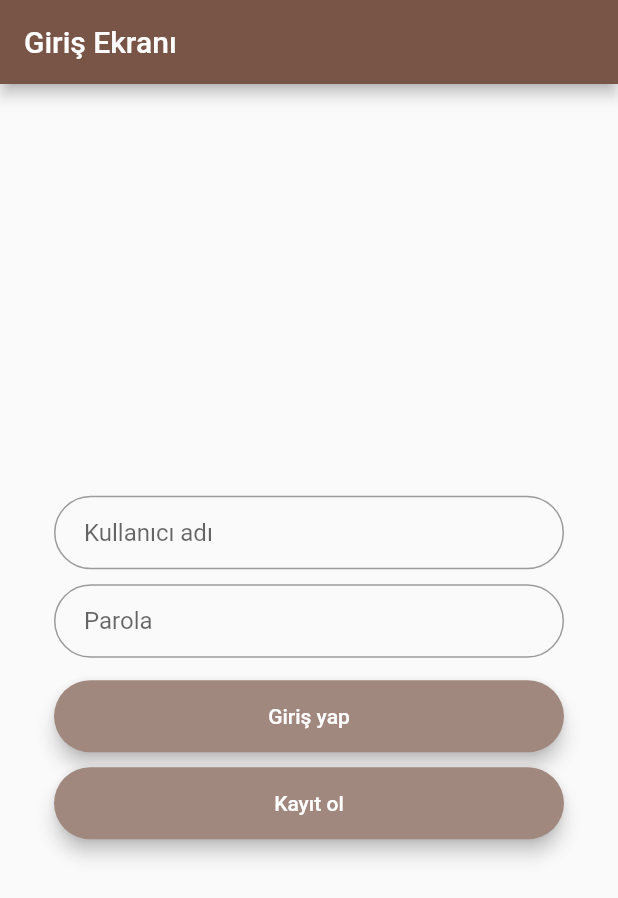
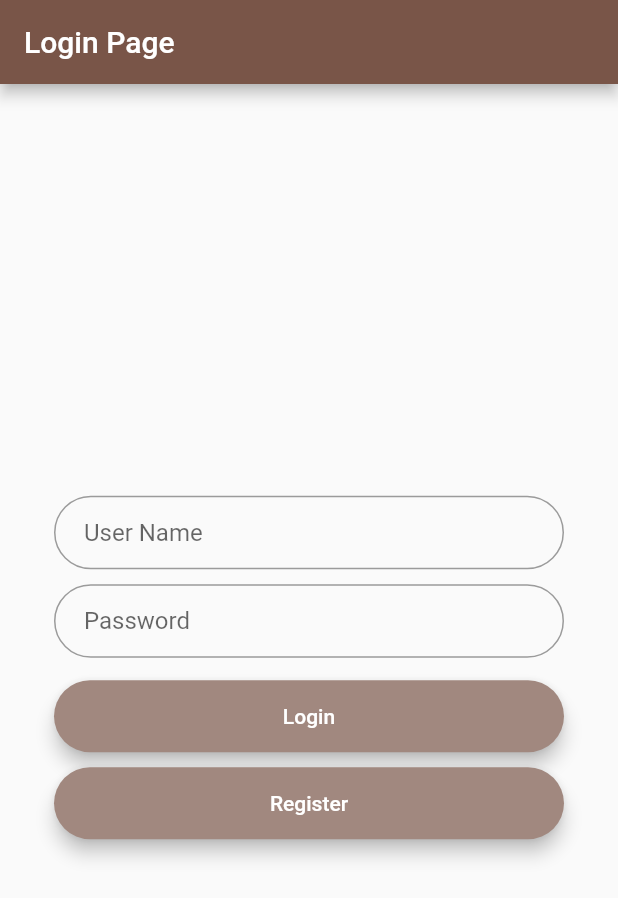
Before and after one commit to Glcan22/GSC, a Flutter app: the screen it shows after launch, on a phone screen of 412 x 824 dp. Shown: the top 898 px of the screen. Run offline on Flutter 3.47's test engine with Material 2 defaults, Android fonts, the light colour scheme and no system bars.

Commit message:
İngilizceye cevirdim.

```diff
--- a/lib/main.dart
+++ b/lib/main.dart
@@ -7,12 +7,12 @@
   Widget build(BuildContext context) {
     return MaterialApp(
       debugShowCheckedModeBanner: false,
-      title: 'Giriş Ekranı',
+      title: 'Login Page',
       theme: ThemeData(
           primarySwatch: Colors.brown,
           accentColor: Colors.brown[600]),
       home: Scaffold(
-          appBar: AppBar(title: Text("Giriş Ekranı",
+          appBar: AppBar(title: Text("Login Page",
             style: TextStyle(fontSize: 20.0, color: Colors.white),
           ),),
           body: LoginHome()),
@@ -34,7 +34,7 @@
     obscureText: false,
     decoration: InputDecoration(
         contentPadding: EdgeInsets.fromLTRB(20.0, 15.0, 20.0, 15.0),
-        hintText: "Kullanıcı adı",
+        hintText: "User Name",
         border:
         OutlineInputBorder(borderRadius: BorderRadius.circular(32.0))
     ),
@@ -44,7 +44,7 @@
     obscureText: true,
     decoration: InputDecoration(
         contentPadding: EdgeInsets.fromLTRB(20.0, 15.0, 20.0, 15.0),
-        hintText: "Parola",
+        hintText: "Password",
         border:
         OutlineInputBorder(borderRadius: BorderRadius.circular(32.0))
     ),
@@ -65,7 +65,7 @@
 
       },
 
-      child: Text("Giriş yap",
+      child: Text("Login",
         textAlign: TextAlign.center,
         style: TextStyle(color: Colors.white, fontStyle: FontStyle.normal),),
     ),
@@ -86,7 +86,7 @@
 
       },
 
-      child: Text("Kayıt ol",
+      child: Text("Register",
         textAlign: TextAlign.center,
         style: TextStyle(color: Colors.white, fontStyle: FontStyle.normal),),
     ),
```
